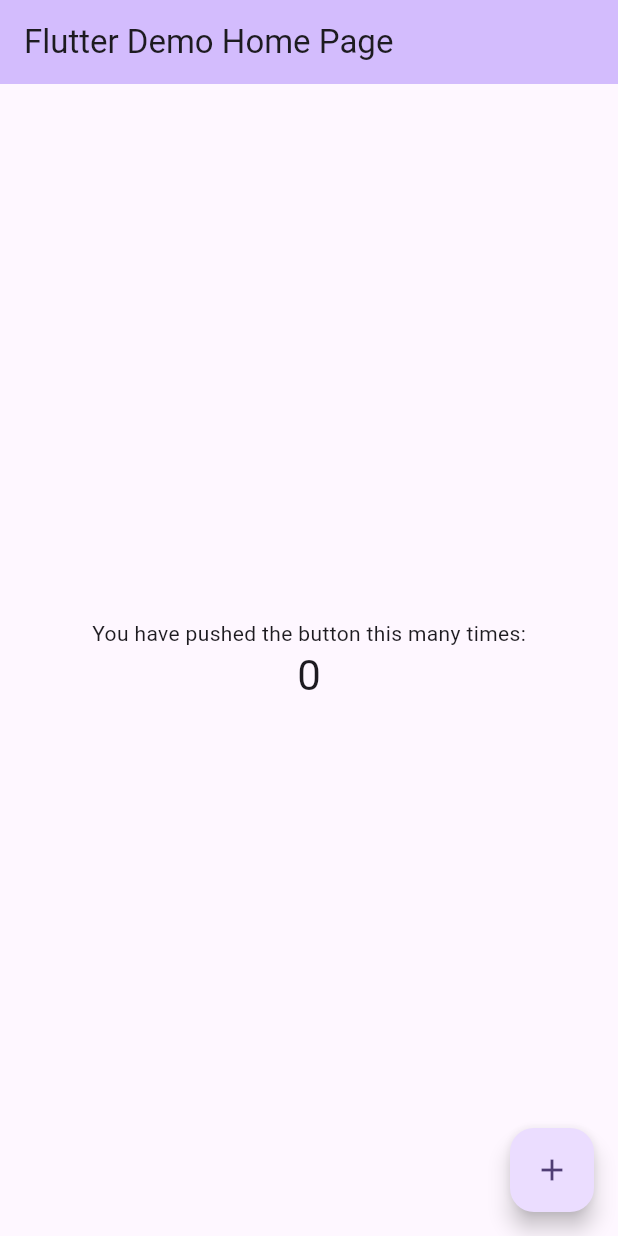
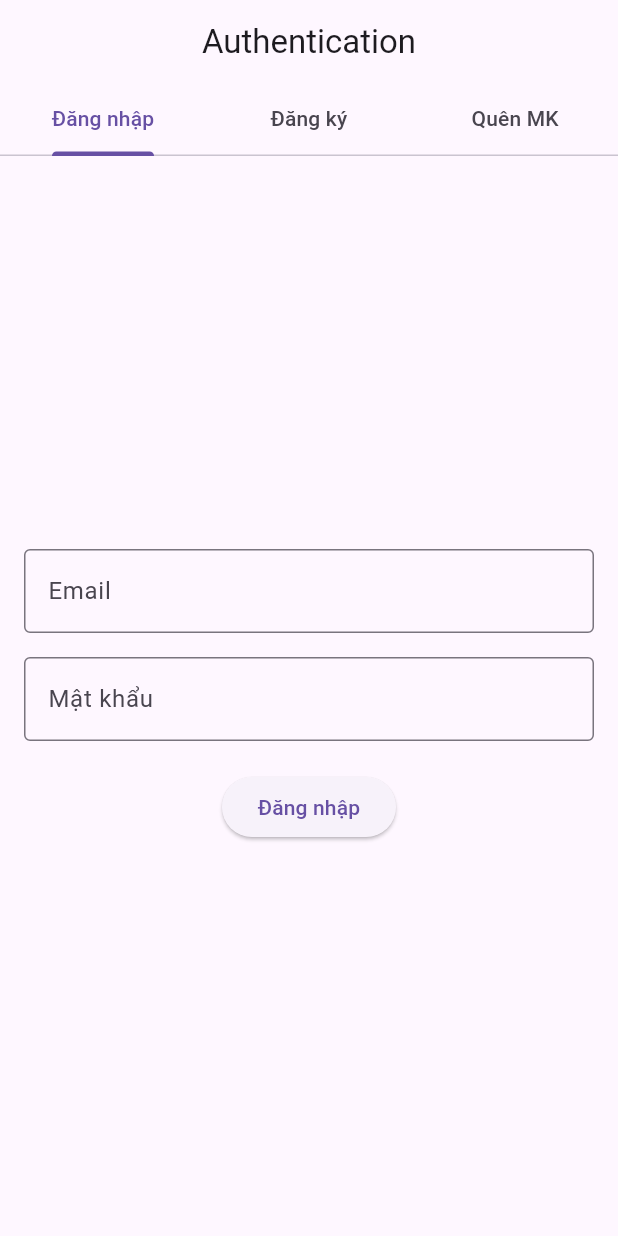
Before and after one commit to namminh12/tabbar_form_app, a Flutter app: the screen it shows after launch, on a phone screen of 412 x 824 dp. Run offline on Flutter 3.47's test engine with Material 3 defaults, Android fonts, the phone set to English and light mode, and no system bars.

Commit message:
màn hình đăng ký , đăng nhập , quên mật khẩu

```diff
--- a/lib/main.dart
+++ b/lib/main.dart
@@ -1,4 +1,5 @@
 import 'package:flutter/material.dart';
+import 'package:tabbar_form_app/screens/auth_screen.dart';
 
 void main() {
   runApp(const MyApp());
@@ -7,116 +8,12 @@ void main() {
 class MyApp extends StatelessWidget {
   const MyApp({super.key});
 
-  // This widget is the root of your application.
   @override
   Widget build(BuildContext context) {
     return MaterialApp(
-      title: 'Flutter Demo',
-      theme: ThemeData(
-        // This is the theme of your application.
-        //
-        // TRY THIS: Try running your application with "flutter run". You'll see
-        // the application has a purple toolbar. Then, without quitting the app,
-        // try changing the seedColor in the colorScheme below to Colors.green
-        // and then invoke "hot reload" (save your changes or press the "hot
-        // reload" button in a Flutter-supported IDE, or press "r" if you used
-        // the command line to start the app).
-        //
-        // Notice that the counter didn't reset back to zero; the application
-        // state is not lost during the reload. To reset the state, use hot
-        // restart instead.
-        //
-        // This works for code too, not just values: Most code changes can be
-        // tested with just a hot reload.
-        colorScheme: .fromSeed(seedColor: Colors.deepPurple),
-      ),
-      home: const MyHomePage(title: 'Flutter Demo Home Page'),
+      debugShowCheckedModeBanner: false,
+      title: 'Auth App',
+      home: AuthScreen(),
     );
   }
 }
-
-class MyHomePage extends StatefulWidget {
-  const MyHomePage({super.key, required this.title});
-
-  // This widget is the home page of your application. It is stateful, meaning
-  // that it has a State object (defined below) that contains fields that affect
-  // how it looks.
-
-  // This class is the configuration for the state. It holds the values (in this
-  // case the title) provided by the parent (in this case the App widget) and
-  // used by the build method of the State. Fields in a Widget subclass are
-  // always marked "final".
-
-  final String title;
-
-  @override
-  State<MyHomePage> createState() => _MyHomePageState();
-}
-
-class _MyHomePageState extends State<MyHomePage> {
-  int _counter = 0;
-
-  void _incrementCounter() {
-    setState(() {
-      // This call to setState tells the Flutter framework that something has
-      // changed in this State, which causes it to rerun the build method below
-      // so that the display can reflect the updated values. If we changed
-      // _counter without calling setState(), then the build method would not be
-      // called again, and so nothing would appear to happen.
-      _counter++;
-    });
-  }
-
-  @override
-  Widget build(BuildContext context) {
-    // This method is rerun every time setState is called, for instance as done
-    // by the _incrementCounter method above.
-    //
-    // The Flutter framework has been optimized to make rerunning build methods
-    // fast, so that you can just rebuild anything that needs updating rather
-    // than having to individually change instances of widgets.
-    return Scaffold(
-      appBar: AppBar(
-        // TRY THIS: Try changing the color here to a specific color (to
-        // Colors.amber, perhaps?) and trigger a hot reload to see the AppBar
-        // change color while the other colors stay the same.
-        backgroundColor: Theme.of(context).colorScheme.inversePrimary,
-        // Here we take the value from the MyHomePage object that was created by
-        // the App.build method, and use it to set our appbar title.
-        title: Text(widget.title),
-      ),
-      body: Center(
-        // Center is a layout widget. It takes a single child and positions it
-        // in the middle of the parent.
-        child: Column(
-          // Column is also a layout widget. It takes a list of children and
-          // arranges them vertically. By default, it sizes itself to fit its
-          // children horizontally, and tries to be as tall as its parent.
-          //
-          // Column has various properties to control how it sizes itself and
-          // how it positions its children. Here we use mainAxisAlignment to
-          // center the children vertically; the main axis here is the vertical
-          // axis because Columns are vertical (the cross axis would be
-          // horizontal).
-          //
-          // TRY THIS: Invoke "debug painting" (choose the "Toggle Debug Paint"
-          // action in the IDE, or press "p" in the console), to see the
-          // wireframe for each widget.
-          mainAxisAlignment: .center,
-          children: [
-            const Text('You have pushed the button this many times:'),
-            Text(
-              '$_counter',
-              style: Theme.of(context).textTheme.headlineMedium,
-            ),
-          ],
-        ),
-      ),
-      floatingActionButton: FloatingActionButton(
-        onPressed: _incrementCounter,
-        tooltip: 'Increment',
-        child: const Icon(Icons.add),
-      ),
-    );
-  }
-}
--- /dev/null
+++ b/lib/screens/auth_screen.dart
@@ -0,0 +1,35 @@
+import 'package:flutter/material.dart';
+import 'login_screen.dart';
+import 'register_screen.dart';
+import 'forgot_password_screen.dart';
+
+class AuthScreen extends StatelessWidget {
+  const AuthScreen({super.key});
+
+  @override
+  Widget build(BuildContext context) {
+    return DefaultTabController(
+      length: 3,
+      child: Scaffold(
+        appBar: AppBar(
+          title: const Text('Authentication'),
+          centerTitle: true,
+          bottom: const TabBar(
+            tabs: [
+              Tab(text: 'Đăng nhập'),
+              Tab(text: 'Đăng ký'),
+              Tab(text: 'Quên MK'),
+            ],
+          ),
+        ),
+        body: const TabBarView(
+          children: [
+            LoginScreen(),
+            RegisterScreen(),
+            ForgotPasswordScreen(),
+          ],
+        ),
+      ),
+    );
+  }
+}
--- /dev/null
+++ b/lib/screens/login_screen.dart
@@ -0,0 +1,36 @@
+import 'package:flutter/material.dart';
+
+class LoginScreen extends StatelessWidget {
+  const LoginScreen({super.key});
+
+  @override
+  Widget build(BuildContext context) {
+    return Padding(
+      padding: const EdgeInsets.all(16),
+      child: Column(
+        mainAxisAlignment: MainAxisAlignment.center,
+        children: [
+          TextField(
+            decoration: const InputDecoration(
+              labelText: 'Email',
+              border: OutlineInputBorder(),
+            ),
+          ),
+          const SizedBox(height: 16),
+          TextField(
+            obscureText: true,
+            decoration: const InputDecoration(
+              labelText: 'Mật khẩu',
+              border: OutlineInputBorder(),
+            ),
+          ),
+          const SizedBox(height: 20),
+          ElevatedButton(
+            onPressed: () {},
+            child: const Text('Đăng nhập'),
+          ),
+        ],
+      ),
+    );
+  }
+}
```
Also changed, not shown: lib/screens/forgot_password_screen.dart (added, +33 -0 lines), lib/screens/register_screen.dart (added, +44 -0 lines).
